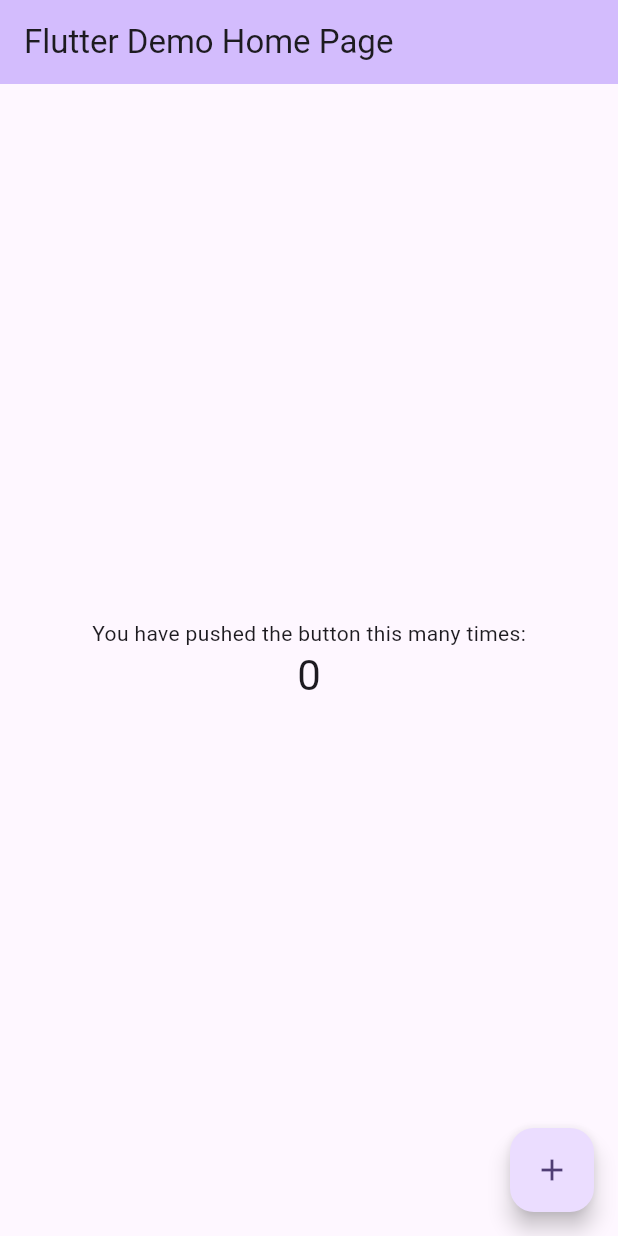
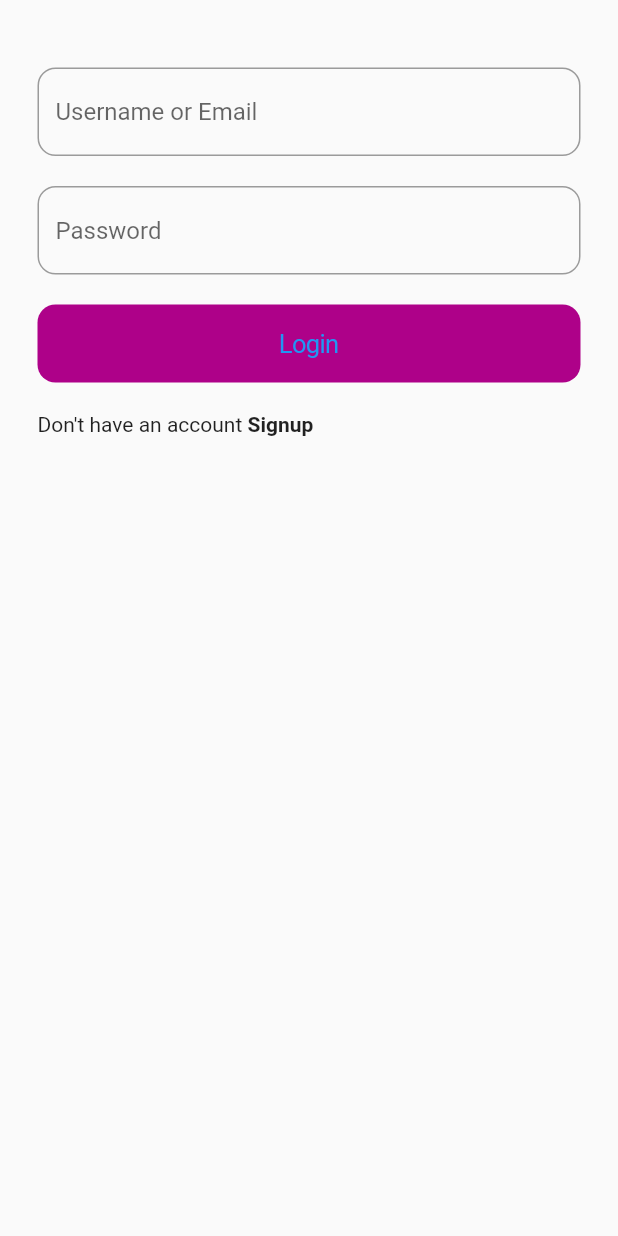
Before and after one commit to ashishpandey2600/apchatapp-flutter, a Flutter app: the screen it shows after launch, on a phone screen of 412 x 824 dp. Run offline on Flutter 3.47's test engine with Material 2 defaults, Android fonts, the phone set to English and light mode, and no system bars.

Commit message:
added Login page ui

```diff
--- /dev/null
+++ b/apchatapp/lib/ChatFunctionality/pages/Auth/login.dart
@@ -0,0 +1,79 @@
+import 'package:apchatapp/ChatFunctionality/pages/Auth/signup.dart';
+import 'package:flutter/cupertino.dart';
+import 'package:flutter/material.dart';
+
+class LoginPage extends StatefulWidget {
+  const LoginPage({super.key});
+
+  @override
+  State<LoginPage> createState() => _LoginPageState();
+}
+
+class _LoginPageState extends State<LoginPage> {
+  TextEditingController emailController = TextEditingController();
+  TextEditingController passwordController = TextEditingController();
+
+  @override
+  Widget build(BuildContext context) {
+    return Scaffold(
+      body: SafeArea(
+          child: Padding(
+        padding: const EdgeInsets.all(25.0),
+        child: ListView(
+          children: [
+            const SizedBox(
+              height: 20,
+            ),
+            TextField(
+              controller: emailController,
+              keyboardType: TextInputType.emailAddress,
+              decoration: InputDecoration(
+                  hintText: "Username or Email",
+                  border: OutlineInputBorder(
+                      borderRadius: BorderRadius.circular(12))),
+            ),
+            const SizedBox(
+              height: 20,
+            ),
+            TextField(
+              controller: passwordController,
+              keyboardType: TextInputType.visiblePassword,
+              obscureText: true,
+              decoration: InputDecoration(
+                  hintText: "Password",
+                  border: OutlineInputBorder(
+                      borderRadius: BorderRadius.circular(12))),
+            ),
+            const SizedBox(
+              height: 20,
+            ),
+            CupertinoButton(
+              onPressed: () {},
+              color: Color.fromARGB(255, 174, 1, 137),
+              child: const Text("Login"),
+            ),
+            const SizedBox(
+              height: 20,
+            ),
+            Row(
+              children: [
+                const Text("Don't have an account"),
+                InkWell(
+                    onTap: () {
+                      Navigator.push(
+                          context,
+                          CupertinoPageRoute(
+                              builder: (context) => const Signup()));
+                    },
+                    child: const Text(
+                      " Signup",
+                      style: TextStyle(fontWeight: FontWeight.bold),
+                    ))
+              ],
+            )
+          ],
+        ),
+      )),
+    );
+  }
+}
--- a/apchatapp/lib/main.dart
+++ b/apchatapp/lib/main.dart
@@ -1,3 +1,4 @@
+import 'package:apchatapp/ChatFunctionality/pages/Auth/login.dart';
 import 'package:flutter/material.dart';
 
 void main() {
@@ -7,119 +8,10 @@ void main() {
 class MyApp extends StatelessWidget {
   const MyApp({super.key});
 
-  // This widget is the root of your application.
   @override
   Widget build(BuildContext context) {
     return MaterialApp(
-      title: 'Flutter Demo',
-      theme: ThemeData(
-        // This is the theme of your application.
-        //
-        // TRY THIS: Try running your application with "flutter run". You'll see
-        // the application has a blue toolbar. Then, without quitting the app,
-        // try changing the seedColor in the colorScheme below to Colors.green
-        // and then invoke "hot reload" (save your changes or press the "hot
-        // reload" button in a Flutter-supported IDE, or press "r" if you used
-        // the command line to start the app).
-        //
-        // Notice that the counter didn't reset back to zero; the application
-        // state is not lost during the reload. To reset the state, use hot
-        // restart instead.
-        //
-        // This works for code too, not just values: Most code changes can be
-        // tested with just a hot reload.
-        colorScheme: ColorScheme.fromSeed(seedColor: Colors.deepPurple),
-        useMaterial3: true,
-      ),
-      home: const MyHomePage(title: 'Flutter Demo Home Page'),
+      home: LoginPage(),
     );
   }
 }
-
-class MyHomePage extends StatefulWidget {
-  const MyHomePage({super.key, required this.title});
-
-  // This widget is the home page of your application. It is stateful, meaning
-  // that it has a State object (defined below) that contains fields that affect
-  // how it looks.
-
-  // This class is the configuration for the state. It holds the values (in this
-  // case the title) provided by the parent (in this case the App widget) and
-  // used by the build method of the State. Fields in a Widget subclass are
-  // always marked "final".
-
-  final String title;
-
-  @override
-  State<MyHomePage> createState() => _MyHomePageState();
-}
-
-class _MyHomePageState extends State<MyHomePage> {
-  int _counter = 0;
-
-  void _incrementCounter() {
-    setState(() {
-      // This call to setState tells the Flutter framework that something has
-      // changed in this State, which causes it to rerun the build method below
-      // so that the display can reflect the updated values. If we changed
-      // _counter without calling setState(), then the build method would not be
-      // called again, and so nothing would appear to happen.
-      _counter++;
-    });
-  }
-
-  @override
-  Widget build(BuildContext context) {
-    // This method is rerun every time setState is called, for instance as done
-    // by the _incrementCounter method above.
-    //
-    // The Flutter framework has been optimized to make rerunning build methods
-    // fast, so that you can just rebuild anything that needs updating rather
-    // than having to individually change instances of widgets.
-    return Scaffold(
-      appBar: AppBar(
-        // TRY THIS: Try changing the color here to a specific color (to
-        // Colors.amber, perhaps?) and trigger a hot reload to see the AppBar
-        // change color while the other colors stay the same.
-        backgroundColor: Theme.of(context).colorScheme.inversePrimary,
-        // Here we take the value from the MyHomePage object that was created by
-        // the App.build method, and use it to set our appbar title.
-        title: Text(widget.title),
-      ),
-      body: Center(
-        // Center is a layout widget. It takes a single child and positions it
-        // in the middle of the parent.
-        child: Column(
-          // Column is also a layout widget. It takes a list of children and
-          // arranges them vertically. By default, it sizes itself to fit its
-          // children horizontally, and tries to be as tall as its parent.
-          //
-          // Column has various properties to control how it sizes itself and
-          // how it positions its children. Here we use mainAxisAlignment to
-          // center the children vertically; the main axis here is the vertical
-          // axis because Columns are vertical (the cross axis would be
-          // horizontal).
-          //
-          // TRY THIS: Invoke "debug painting" (choose the "Toggle Debug Paint"
-          // action in the IDE, or press "p" in the console), to see the
-          // wireframe for each widget.
-          mainAxisAlignment: MainAxisAlignment.center,
-          children: <Widget>[
-            const Text(
-              'You have pushed the button this many times:',
-            ),
-            Text(
-              '$_counter',
-              style: Theme.of(context).textTheme.headlineMedium,
-            ),
-          ],
-        ),
-      ),
-      floatingActionButton: FloatingActionButton(
-        onPressed: _incrementCounter,
-        tooltip: 'Increment',
-        child: const Icon(Icons.add),
-      ), // This trailing comma makes auto-formatting nicer for build methods.
-    );
-  }
-}
```
Also changed, not shown: apchatapp/lib/ChatFunctionality/pages/Auth/completeprofile.dart (added, +60 -0 lines), apchatapp/lib/ChatFunctionality/pages/Auth/signup.dart (added, +64 -0 lines), apchatapp/lib/ChatFunctionality/pages/profileinfo.dart (added).
